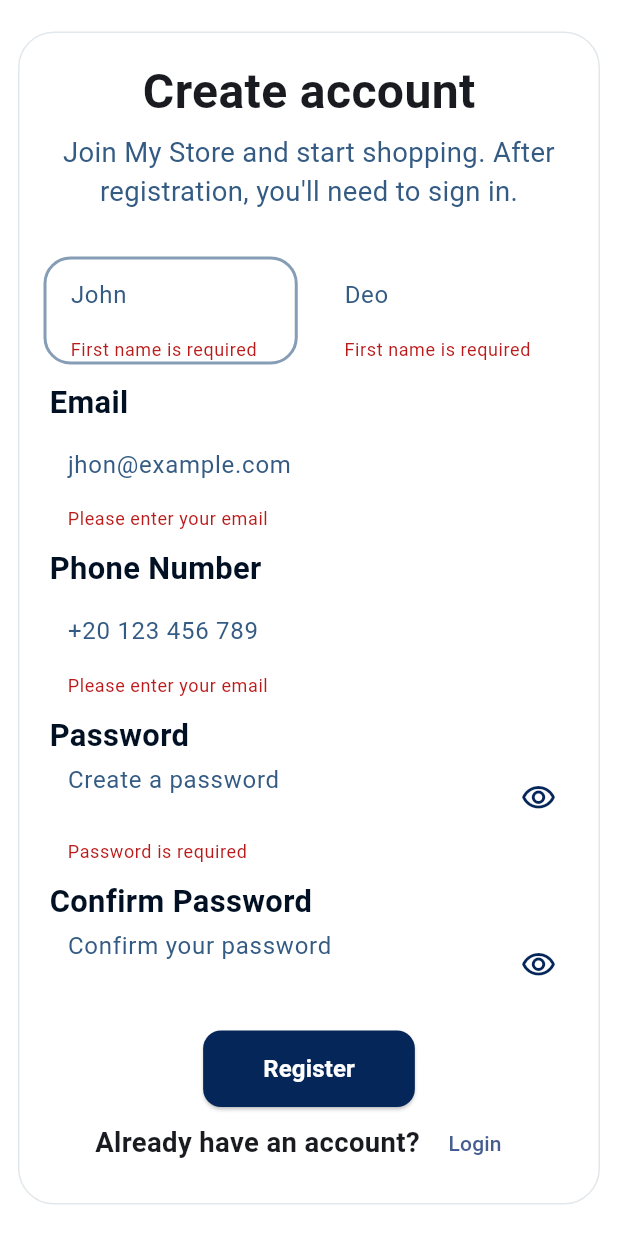
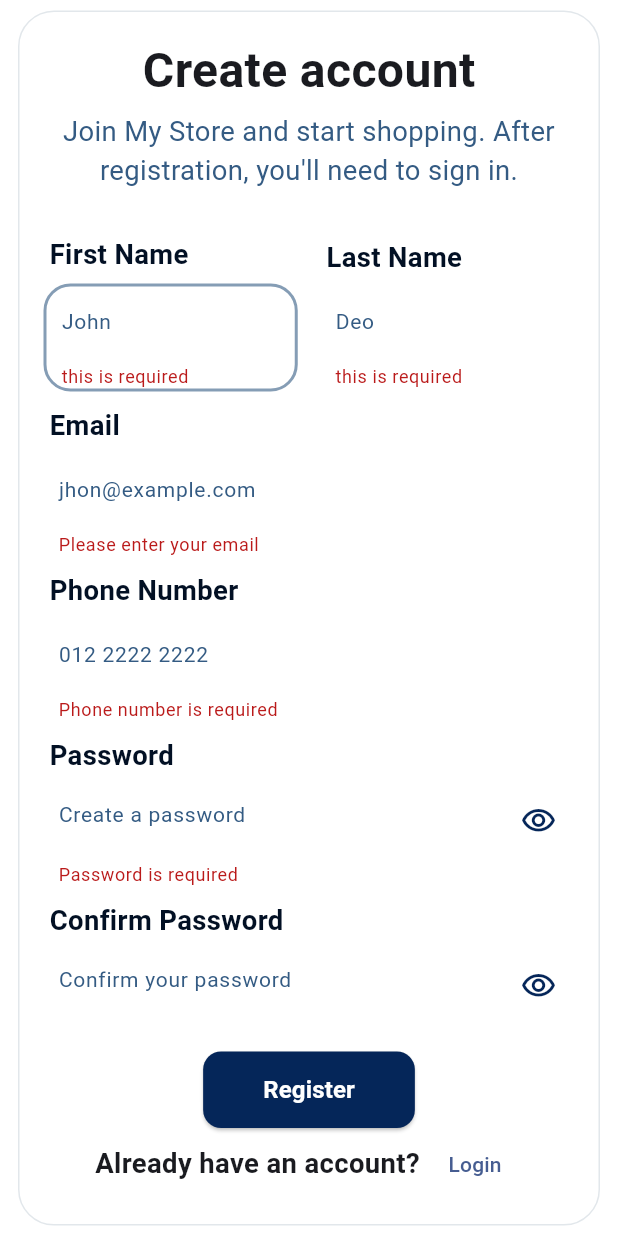
Before and after one commit to MinaYasser100/My-Store, a Flutter app: the screen it shows after launch, after a tap on "Register", on a phone screen of 412 x 824 dp. Run offline on Flutter 3.47's test engine with Material 3 defaults, Android fonts, the phone set to English and light mode, and no system bars; our stand-ins replace animated_text_kit, cloud_firestore, connectivity_plus, dartz, firebase_auth, firebase_core and 8 more; accounts and stored records are empty.

Commit message:
do secondary edit in the register ui

```diff
--- a/lib/core/validation/validatoin.dart
+++ b/lib/core/validation/validatoin.dart
@@ -18,4 +18,14 @@ class Validatoin {
     }
     return null;
   }
+
+  static String? validatePhone(value) {
+    if (value == null || value.isEmpty) {
+      return 'Phone number is required';
+    }
+    if (value.length < 11) {
+      return 'Phone number must be at least 11 digits';
+    }
+    return null;
+  }
 }
--- a/lib/core/widgets/custom_text_form_field.dart
+++ b/lib/core/widgets/custom_text_form_field.dart
@@ -69,13 +69,13 @@ class _CustomTextFormFieldState extends State<CustomTextFormField> {
         autofocus: widget.textFieldModel.autofocus,
         focusNode: _focusNode,
         onFieldSubmitted: widget.textFieldModel.onFieldSubmitted,
-        style: TextStyle(color: ColorsTheme().primaryDark),
+        style: TextStyle(color: ColorsTheme().primaryDark, fontSize: 14),
         decoration: InputDecoration(
-          contentPadding: EdgeInsets.symmetric(horizontal: 16),
+          contentPadding: EdgeInsets.symmetric(horizontal: 10, vertical: 10),
           hintText: widget.textFieldModel.hintText,
           errorText: widget.textFieldModel.errorText,
           hintStyle: TextStyle(color: ColorsTheme().primaryLight),
-          labelStyle: TextStyle(color: ColorsTheme().primaryDark),
+          //labelStyle: TextStyle(color: ColorsTheme().primaryDark),
           suffixIcon: widget.textFieldModel.obscureText
               ? GestureDetector(
                   onTap: () {
--- /dev/null
+++ b/lib/features/register/ui/widgets/register_field.dart
@@ -0,0 +1,36 @@
+import 'package:flutter/material.dart';
+import 'package:my_store/core/model/text_field_model/text_field_model.dart';
+import 'package:my_store/core/theme/app_style.dart';
+import 'package:my_store/core/utils/colors.dart';
+import 'package:my_store/core/widgets/custom_text_form_field.dart';
+
+class RegisterField extends StatelessWidget {
+  const RegisterField({
+    super.key,
+    required this.title,
+    required this.textFieldModel,
+  });
+
+  final String title;
+  final TextFieldModel textFieldModel;
+
+  @override
+  Widget build(BuildContext context) {
+    return Column(
+      crossAxisAlignment: CrossAxisAlignment.start,
+      children: [
+        Padding(
+          padding: const EdgeInsets.only(left: 4.0, bottom: 0),
+          child: Text(
+            title,
+            style: AppTextStyles.styleBold16sp(
+              context,
+            ).copyWith(color: ColorsTheme().primaryColor),
+          ),
+        ),
+        const SizedBox(height: 6),
+        CustomTextFormField(textFieldModel: textFieldModel),
+      ],
+    );
+  }
+}
--- a/lib/features/register/ui/widgets/register_form_fields.dart
+++ b/lib/features/register/ui/widgets/register_form_fields.dart
@@ -3,7 +3,8 @@ import 'package:my_store/core/model/text_field_model/text_field_model.dart';
 import 'package:my_store/core/theme/app_style.dart';
 import 'package:my_store/core/utils/colors.dart';
 import 'package:my_store/core/validation/validatoin.dart';
-import 'package:my_store/core/widgets/custom_text_form_field.dart';
+import 'package:my_store/features/register/ui/widgets/register_field.dart';
+import 'package:my_store/features/register/ui/widgets/register_name_widget.dart';
 
 class RegisterFormFields extends StatelessWidget {
   const RegisterFormFields({
@@ -55,59 +56,19 @@ class RegisterFormFields extends StatelessWidget {
           ).copyWith(color: ColorsTheme().primaryLight),
         ),
         const SizedBox(height: 30),
-        Row(
-          children: [
-            Expanded(
-              child: CustomTextFormField(
-                textFieldModel: TextFieldModel(
-                  controller: firstNameController,
-                  hintText: "John",
-                  icon: Icons.person,
-                  obscureText: false,
-                  keyboardType: TextInputType.name,
-                  validator: (value) {
-                    if (value!.isEmpty) {
-                      return "First name is required";
-                    }
-                    return null;
-                  },
-                  autofocus: true,
-                  focusNode: firstNameFocusNode,
-                  onFieldSubmitted: (value) {
-                    firstNameFocusNode.unfocus();
-                    FocusScope.of(context).requestFocus(lastNameFocusNode);
-                  },
-                ),
-              ),
-            ),
-            const SizedBox(width: 15),
-            Expanded(
-              child: CustomTextFormField(
-                textFieldModel: TextFieldModel(
-                  controller: lastNameController,
-                  hintText: "Deo",
-                  obscureText: false,
-                  keyboardType: TextInputType.name,
-                  validator: (value) {
-                    if (value!.isEmpty) {
-                      return "First name is required";
-                    }
-                    return null;
-                  },
-                  autofocus: true,
-                  focusNode: lastNameFocusNode,
-                  onFieldSubmitted: (value) {
-                    lastNameFocusNode.unfocus();
-                    FocusScope.of(context).requestFocus(emailFocusNode);
-                  },
-                ),
-              ),
-            ),
-          ],
+
+        // First & Last name side-by-side
+        RegisterNameWidget(
+          firstNameController: firstNameController,
+          firstNameFocusNode: firstNameFocusNode,
+          lastNameFocusNode: lastNameFocusNode,
+          lastNameController: lastNameController,
+          emailFocusNode: emailFocusNode,
         ),
+
         const SizedBox(height: 10),
-        textTitle(context, "Email"),
-        CustomTextFormField(
+        RegisterField(
+          title: 'Email',
           textFieldModel: TextFieldModel(
             controller: emailController,
             hintText: "jhon@example.com",
@@ -121,14 +82,15 @@ class RegisterFormFields extends StatelessWidget {
             },
           ),
         ),
+
         const SizedBox(height: 10),
-        textTitle(context, "Phone Number"),
-        CustomTextFormField(
+        RegisterField(
+          title: 'Phone Number',
           textFieldModel: TextFieldModel(
             controller: phoneController,
-            hintText: "+20 123 456 789",
+            hintText: "012 2222 2222",
             keyboardType: TextInputType.phone,
-            validator: (value) => Validatoin.emailValidation(value),
+            validator: (value) => Validatoin.validatePhone(value),
             focusNode: phoneFocusNode,
             onFieldSubmitted: (value) {
               phoneFocusNode.unfocus();
@@ -136,9 +98,10 @@ class RegisterFormFields extends StatelessWidget {
             },
           ),
         ),
+
         const SizedBox(height: 10),
-        textTitle(context, "Password"),
-        CustomTextFormField(
+        RegisterField(
+          title: 'Password',
           textFieldModel: TextFieldModel(
             keyboardType: TextInputType.visiblePassword,
             controller: passwordController,
@@ -152,9 +115,10 @@ class RegisterFormFields extends StatelessWidget {
             },
           ),
         ),
+
         const SizedBox(height: 10),
-        textTitle(context, "Confirm Password"),
-        CustomTextFormField(
+        RegisterField(
+          title: 'Confirm Password',
           textFieldModel: TextFieldModel(
             keyboardType: TextInputType.visiblePassword,
             controller: confirmPasswordController,
@@ -169,20 +133,9 @@ class RegisterFormFields extends StatelessWidget {
             },
           ),
         ),
+
         const SizedBox(height: 20),
       ],
     );
   }
-
-  Padding textTitle(BuildContext context, String title) {
-    return Padding(
-      padding: const EdgeInsets.only(left: 4.0, bottom: 4),
-      child: Text(
-        title,
-        style: AppTextStyles.styleBold18sp(
-          context,
-        ).copyWith(color: ColorsTheme().primaryColor),
-      ),
-    );
-  }
 }
--- /dev/null
+++ b/lib/features/register/ui/widgets/register_name_widget.dart
@@ -0,0 +1,73 @@
+import 'package:flutter/material.dart';
+import 'package:my_store/core/model/text_field_model/text_field_model.dart';
+import 'package:my_store/features/register/ui/widgets/register_field.dart';
+
+class RegisterNameWidget extends StatelessWidget {
+  const RegisterNameWidget({
+    super.key,
+    required this.firstNameController,
+    required this.firstNameFocusNode,
+    required this.lastNameFocusNode,
+    required this.lastNameController,
+    required this.emailFocusNode,
+  });
+
+  final TextEditingController firstNameController;
+  final FocusNode firstNameFocusNode;
+  final FocusNode lastNameFocusNode;
+  final TextEditingController lastNameController;
+  final FocusNode emailFocusNode;
+
+  @override
+  Widget build(BuildContext context) {
+    return Row(
+      children: [
+        Expanded(
+          child: RegisterField(
+            title: 'First Name',
+            textFieldModel: TextFieldModel(
+              controller: firstNameController,
+              hintText: "John",
+              icon: Icons.person,
+              obscureText: false,
+              keyboardType: TextInputType.name,
+              validator: (value) {
+                if (value!.isEmpty) return "this is required";
+                return null;
+              },
+              // Only the first field should autofocus
+              autofocus: true,
+              focusNode: firstNameFocusNode,
+              onFieldSubmitted: (value) {
+                firstNameFocusNode.unfocus();
+                FocusScope.of(context).requestFocus(lastNameFocusNode);
+              },
+            ),
+          ),
+        ),
+        const SizedBox(width: 15),
+        Expanded(
+          child: RegisterField(
+            title: 'Last Name',
+            textFieldModel: TextFieldModel(
+              controller: lastNameController,
+              hintText: "Deo",
+              obscureText: false,
+              keyboardType: TextInputType.name,
+              validator: (value) {
+                if (value!.isEmpty) return "this is required";
+                return null;
+              },
+              autofocus: false,
+              focusNode: lastNameFocusNode,
+              onFieldSubmitted: (value) {
+                lastNameFocusNode.unfocus();
+                FocusScope.of(context).requestFocus(emailFocusNode);
+              },
+            ),
+          ),
+        ),
+      ],
+    );
+  }
+}
```
